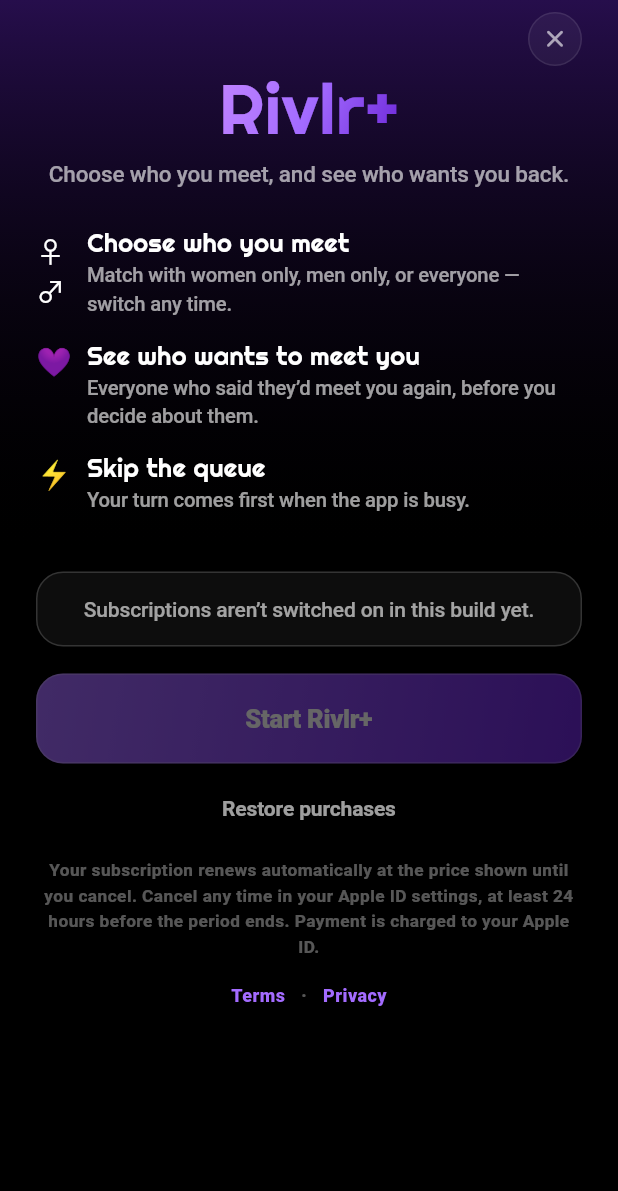
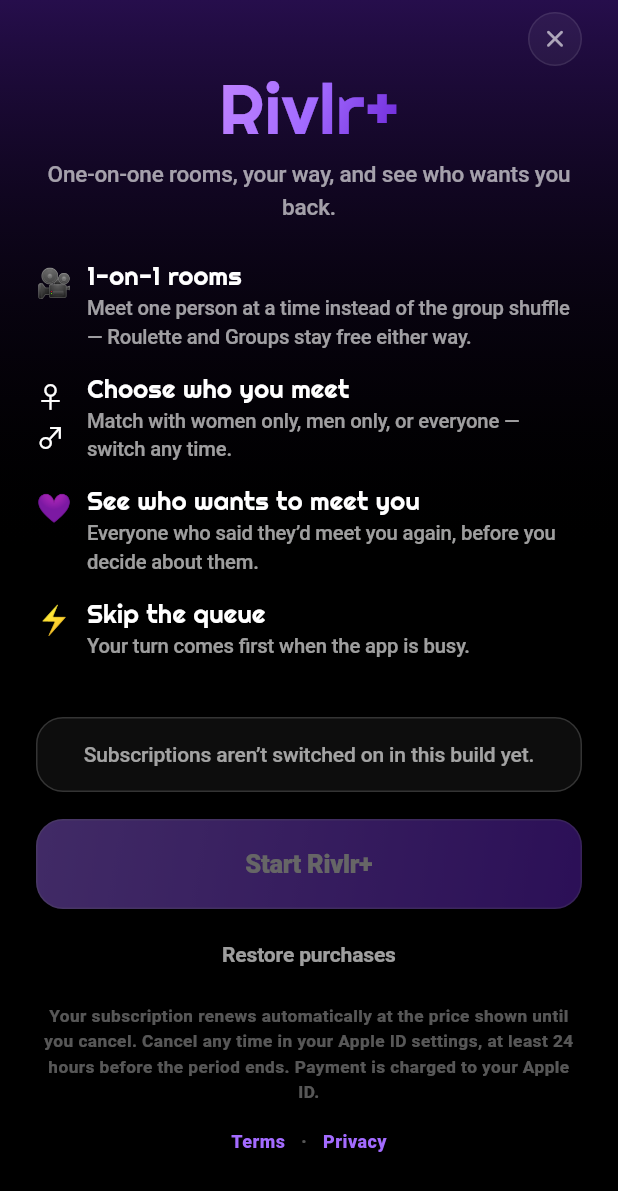
Before and after one commit to stossthegreat/Whatif, a Flutter app: the PlusScreen screen opened directly, on a phone screen of 412 x 824 dp. Shown: the top 1191 px of the screen. Run offline on Flutter 3.47's test engine with Material 3 defaults, Android fonts, the phone set to English and light mode, and no system bars; our stand-ins replace app_links, audioplayers, camera, firebase_analytics, firebase_core, firebase_messaging and 8 more; missing offline and left inert: flutter_webrtc, livekit_client, purchases_flutter, record; accounts and stored records are empty; network calls fail.

Commit message:
Gate 1-on-1 rooms behind Rivlr+; Roulette and Groups stay free (build 81)
Server:
- index.ts 'play': mode='hang' (1-on-1) now requires isPlus(user) — same
  gate pattern already used for the gender filter. Roulette and Groups are
  untouched, still free, no account tier required beyond sign-in.
- index.ts 'next': re-checks the same gate before re-queuing, so a
  subscription that lapses mid-session can't keep looping 1-on-1 matches
  on an entitlement that's gone; falls back to Roulette instead.
- entitlement-change webhook: when Plus expires, user.mode resets from
  'hang' to 'roulette' alongside the existing meet-filter reset.

Client:
- home_screen.dart: Home now defaults to Roulette, not 1-on-1 — a brand
  new free user's first tap must land on something they can actually do,
  not a paywall. A saved 'hang' preference from before this build only
  restores if the account is actually Plus.
- Tapping the "1 on 1" chip (or Start while it's selected) without Plus
  opens the paywall directly instead of bouncing off the server first;
  the server remains the real gate either way. Chip shows a small crown
  when locked — an upsell, not a wall.
- plus_screen.dart: the paywall's perk list actually lists "1-on-1 rooms"
  now — it was the single biggest unlock and wasn't mentioned there at all.
- app.dart: needPlus toasts now carry a per-surface reason via the same
  'where' tag pattern the moderation work added.

Legal docs (kept identical across server/src/legal.ts and
lib/screens/legal_screen.dart, as always):
- Terms' Rivlr+ section rewritten to list 1-on-1 rooms as a perk and stop
  claiming "meeting people costs nothing and always will" now that part
  of it doesn't
- Billing language de-Apple-ified to cover Google Play too (was written
  before Android shipped): "your app store" / "Apple ID or Google Play
  account" instead of Apple-only wording throughout the subscription
  paragraph
- Removed two stale "(currently zero)" purchase-price asides that predate
  Rivlr+ actually having a price

pubspec 1.2.0+81

Co-Authored-By: Claude Fable 5 <noreply@anthropic.com>
Claude-Session: https://claude.ai/code/session_01PWoFrEZGCGWmrzYqkukepM

```diff
--- a/lib/app.dart
+++ b/lib/app.dart
@@ -323,11 +323,14 @@ class _RootState extends State<_Root> {
         // going live needs a real account — surface the sign-in at the exact
         // moment they wanted to play, which is when they're most willing
         if (m['code'] == 'needAccount') _needAccount();
-        // the same logic for the paid filter: the pitch lands where the want is
+        // the same logic for every paid gate: the pitch lands where the want is
         if (m['code'] == 'needPlus') {
           final ctx = RivlrApp.navKey.currentContext;
           if (ctx != null) {
-            PlusScreen.push(ctx, reason: 'Choosing who you meet is part of Rivlr+.');
+            PlusScreen.push(ctx,
+                reason: m['where'] == 'oneOnOne'
+                    ? '1-on-1 rooms are part of Rivlr+ — Roulette and Groups are always free.'
+                    : 'Choosing who you meet is part of Rivlr+.');
           }
         }
         // content moderation rejected something server-side — say so wherever
--- a/lib/screens/legal_screen.dart
+++ b/lib/screens/legal_screen.dart
@@ -239,15 +239,15 @@ Rivlr connects you into live video rooms with people you don't know (always one-
 Rivlr requires an account — Sign in with Apple on iOS, Sign in with Google on Android. There is no guest mode: a real, verifiable identity is what lets suspensions actually stick, and it is why the graph of friends and messages survives a reinstall. Your account is yours alone: do not sell, transfer, or share it, and do not let anyone else use it. You may not choose a handle you have no right to use or one intended to impersonate another person. You are responsible for activity on your account. If we must resolve a dispute over who owns an account, our determination (which may include suspension or termination) is final. Tell us immediately at m2mb@info.com about any unauthorised use.
 
 4. FREE SERVICE AND RIVLR+ SUBSCRIPTIONS
-Rivlr is free to use. Meeting people, messaging, rooms, and games cost nothing and always will.
+Rivlr is free to use. Roulette and Groups — meeting strangers, messaging, rooms, and games — cost nothing and always will.
 
-Rivlr+ is an optional paid subscription that unlocks: choosing which gender of people you are matched with; seeing the list of people who said they would meet you again; and priority position in the matching queue. Nothing about safety, moderation, or your ability to talk to the people you have already met is ever placed behind payment.
+Rivlr+ is an optional paid subscription that unlocks: 1-on-1 rooms (choosing to meet one person at a time rather than the group shuffle); choosing which gender of people you are matched with; seeing the list of people who said they would meet you again; and priority position in the matching queue. Nothing about safety, moderation, friends you have already made, or your ability to talk to people you have already met is ever placed behind payment.
 
-Subscriptions are sold through Apple. The exact price and billing period are shown to you inside the app before you buy, in your own currency, and payment is charged to your Apple ID on confirmation. A subscription renews automatically for the same period at the same price unless you cancel at least 24 hours before the current period ends. Cancel any time in your Apple ID subscription settings; cancelling stops future renewals and you keep access until the paid period runs out. We do not charge you separately and we never store your card details — Apple handles all billing.
+Subscriptions are sold through the app store you installed Rivlr from — the App Store on iOS, Google Play on Android. The exact price and billing period are shown to you inside the app before you buy, in your own currency, and payment is charged to your Apple ID or Google Play account on confirmation. A subscription renews automatically for the same period at the same price unless you cancel at least 24 hours before the current period ends. Cancel any time in your Apple ID or Google Play subscription settings; cancelling stops future renewals and you keep access until the paid period runs out. We do not charge you separately and we never store your card details — your app store handles all billing.
 
-Refunds are handled by Apple under their policies, not by us; we cannot issue or refuse them, though we will help you contact them. Except where the law requires otherwise, part-used periods are not refunded. If your subscription lapses or is refunded, paid features switch off and any filter you had set returns to meeting everyone — everything free about your account, including your friends and messages, is unaffected.
+Refunds are handled by Apple or Google under their own policies, not by us; we cannot issue or refuse them, though we will help you contact them. Except where the law requires otherwise, part-used periods are not refunded. If your subscription lapses or is refunded, paid features switch off — 1-on-1 rooms and any filter you had set return to the free tier — and everything free about your account, including your friends and messages, is unaffected.
 
-We may change what Rivlr+ includes or what it costs. Price rises and material reductions take effect only for periods beginning after we have told you, and Apple will ask you to agree to a price increase before it is charged. If a paid feature depends on other people being online — the matching filter especially — we cannot promise anyone will be available at a given moment; the app shows you honest live numbers so you can judge for yourself.
+We may change what Rivlr+ includes or what it costs. Price rises and material reductions take effect only for periods beginning after we have told you, and your app store will ask you to agree to a price increase before it is charged. If a paid feature depends on other people being online — the matching filter especially — we cannot promise anyone will be available at a given moment; the app shows you honest live numbers so you can judge for yourself.
 
 5. HOUSE RULES — ZERO TOLERANCE FOR OBJECTIONABLE CONTENT
 You agree that you will NOT, in any room, message, profile, or other content:
@@ -298,7 +298,7 @@ We grant you a personal, revocable, non-exclusive, non-transferable licence to i
 The service — including its code, design, graphics, sounds, game formats, and trademarks — is owned by Rivlr or its licensors and protected by intellectual-property law. Apart from the licences expressly granted here, no rights are transferred to you. You agree not to use, reproduce, or exploit any part of the service or any content that is not yours without permission.
 
 13. APPLE-SPECIFIC TERMS
-These Terms are between you and Rivlr, not Apple. Apple has no obligation to furnish maintenance or support, and no warranty obligation beyond refunding any purchase price (currently zero). Apple is not responsible for claims relating to the app (product liability, legal compliance, consumer protection, IP). Apple and its subsidiaries are third-party beneficiaries of these Terms and may enforce them against you. You warrant you are not in an embargoed country or on any restricted-parties list, and you will comply with applicable third-party agreements (e.g. your data plan).
+These Terms are between you and Rivlr, not Apple. Apple has no obligation to furnish maintenance or support, and no warranty obligation beyond refunding any purchase price, if any. Apple is not responsible for claims relating to the app (product liability, legal compliance, consumer protection, IP). Apple and its subsidiaries are third-party beneficiaries of these Terms and may enforce them against you. You warrant you are not in an embargoed country or on any restricted-parties list, and you will comply with applicable third-party agreements (e.g. your data plan).
 
 14. GOOGLE PLAY-SPECIFIC TERMS
 Where you obtained the app from Google Play, Google is not a party to these Terms, provides no warranty or support for the app, and has no liability for it; your use also complies with the Google Play Terms of Service.
@@ -310,7 +310,7 @@ You may stop using Rivlr and delete your account at any time (Settings → Delet
 Rivlr is a young, evolving service. THE SERVICE AND ALL CONTENT ARE PROVIDED "AS IS" AND "AS AVAILABLE", WITHOUT WARRANTIES OF ANY KIND, EXPRESS OR IMPLIED, INCLUDING MERCHANTABILITY, FITNESS FOR A PARTICULAR PURPOSE, NON-INFRINGEMENT, OR THAT THE SERVICE WILL BE UNINTERRUPTED, SECURE, OR ERROR-FREE. WE MAKE NO WARRANTY ABOUT ANY CONTENT, USER, OR IDENTITY, AND YOU ACCESS ALL OF IT AT YOUR OWN RISK. Nothing in these Terms limits rights that consumer law grants you that cannot be limited.
 
 17. LIMITATION OF LIABILITY
-TO THE FULLEST EXTENT PERMITTED BY LAW, RIVLR AND ITS PERSONNEL SHALL NOT BE LIABLE FOR ANY INDIRECT, INCIDENTAL, SPECIAL, CONSEQUENTIAL, PUNITIVE, OR EXEMPLARY DAMAGES — INCLUDING LOST PROFITS, LOST DATA, LOSS OF GOODWILL, OR THE CONDUCT OF OTHER USERS OR THIRD PARTIES — ARISING FROM OR RELATING TO THE SERVICE, EVEN IF ADVISED OF THE POSSIBILITY. OUR TOTAL LIABILITY FOR ALL CLAIMS WILL NOT EXCEED THE GREATER OF THE AMOUNT YOU PAID US IN THE LAST 12 MONTHS (CURRENTLY ZERO) OR £50. Nothing here excludes liability that cannot lawfully be excluded (including for death or personal injury caused by negligence, or fraud).
+TO THE FULLEST EXTENT PERMITTED BY LAW, RIVLR AND ITS PERSONNEL SHALL NOT BE LIABLE FOR ANY INDIRECT, INCIDENTAL, SPECIAL, CONSEQUENTIAL, PUNITIVE, OR EXEMPLARY DAMAGES — INCLUDING LOST PROFITS, LOST DATA, LOSS OF GOODWILL, OR THE CONDUCT OF OTHER USERS OR THIRD PARTIES — ARISING FROM OR RELATING TO THE SERVICE, EVEN IF ADVISED OF THE POSSIBILITY. OUR TOTAL LIABILITY FOR ALL CLAIMS WILL NOT EXCEED THE GREATER OF THE AMOUNT YOU PAID US IN THE LAST 12 MONTHS OR £50. Nothing here excludes liability that cannot lawfully be excluded (including for death or personal injury caused by negligence, or fraud).
 
 18. INDEMNITY
 You agree to indemnify and hold Rivlr and its personnel harmless from claims, liabilities, damages, losses, and expenses (including reasonable legal fees) arising from your content, your use of the service, your violation of these Terms, or your violation of any law or third-party right, including actions taken through your account.
--- a/lib/screens/plus_screen.dart
+++ b/lib/screens/plus_screen.dart
@@ -157,12 +157,18 @@ class _PlusScreenState extends State<PlusScreen> {
                     const SizedBox(height: 8),
                     Center(
                       child: Text(
-                        widget.reason ?? 'Choose who you meet, and see who wants you back.',
+                        widget.reason ?? 'One-on-one rooms, your way, and see who wants you back.',
                         textAlign: TextAlign.center,
                         style: T.body.copyWith(fontSize: 15, height: 1.45),
                       ),
                     ),
                     const SizedBox(height: 26),
+                    const _Perk(
+                      emoji: '🎥',
+                      title: '1-on-1 rooms',
+                      line: 'Meet one person at a time instead of the group '
+                          'shuffle — Roulette and Groups stay free either way.',
+                    ),
                     const _Perk(
                       emoji: '♀︎♂︎',
                       title: 'Choose who you meet',
--- a/pubspec.yaml
+++ b/pubspec.yaml
@@ -16,7 +16,7 @@ publish_to: 'none' # Remove this line if you wish to publish to pub.dev
 # https://developer.apple.com/library/archive/documentation/General/Reference/InfoPlistKeyReference/Articles/CoreFoundationKeys.html
 # In Windows, build-name is used as the major, minor, and patch parts
 # of the product and file versions while build-number is used as the build suffix.
-version: 1.2.0+80
+version: 1.2.0+81
 
 environment:
   sdk: ^3.8.0
```
Also changed, not shown: lib/screens/home_screen.dart (+38 -6 lines), 2 other files.
